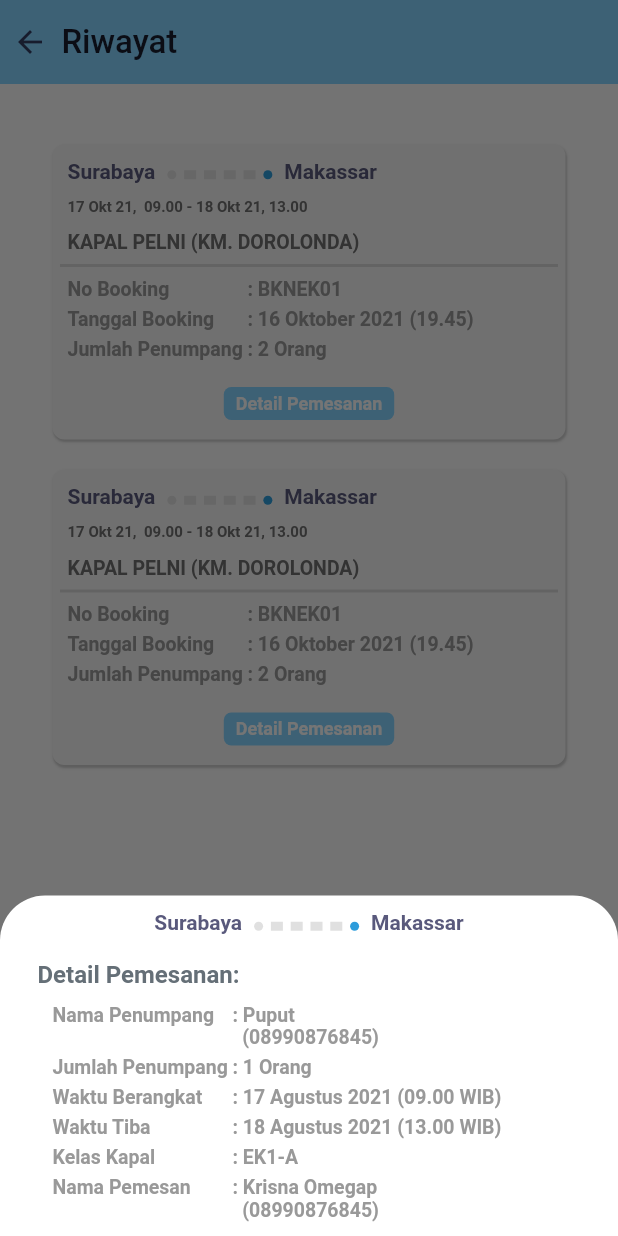
After one commit to rapn17/pelindo-travel, a Flutter app: the RiwayatScreen screen opened by its route, after a tap on "Detail Pemesanan", on a phone screen of 412 x 824 dp. The commit adds this screen. Run offline on Flutter 3.47's test engine with Material 2 defaults, Android fonts, the phone set to English and light mode, and no system bars; our stand-ins replace barcode_widget, expandable, flutter_svg, pin_code_fields; Roboto replaces fonts that are missing (Arial, Poppins); project files that could hold a hidden picture were left out.

Commit message:
Sementara mungkin DONE

```diff
--- a/lib/screen/jenis_kapal/jenis_kapal_screen.dart
+++ b/lib/screen/jenis_kapal/jenis_kapal_screen.dart
@@ -44,6 +44,9 @@ class _JenisKapalScreenState extends State<JenisKapalScreen> {
           ),
         ),
         elevation: 0,
+        // actions: [
+        //   IconButton(onPressed: () {}, icon: Icon(Icons.list_rounded, color: Color(0xff181D2D),),),
+        // ],
       ),
       body: Container(
         margin:
--- /dev/null
+++ b/lib/screen/riwayat/component/body_empty_riwayat.dart
@@ -0,0 +1,51 @@
+import 'package:flutter/material.dart';
+
+import '../../../size_config.dart';
+
+class BodyEmptyRiwayat extends StatelessWidget {
+  const BodyEmptyRiwayat({ Key? key }) : super(key: key);
+
+  @override
+  Widget build(BuildContext context) {
+    return Container(
+        height: SizeConfig.screenHeight!,
+        child: Column(
+          crossAxisAlignment: CrossAxisAlignment.center,
+          children: [
+            Spacer(),
+            Container(
+              height: getProportionateScreenHeight(304),
+              decoration: BoxDecoration(
+                image: DecorationImage(
+                  fit: BoxFit.contain,
+                  image: AssetImage('assets/images/riwayat_kosong.png'),
+                ),
+              ),
+            ),
+            Spacer(),
+            Text(
+              'OOPPSS!!!',
+              style: TextStyle(
+                color: Color(0xff333E63),
+                fontSize: 14,
+                fontWeight: FontWeight.w700,
+                fontFamily: 'Poppins',
+              ),
+            ),
+            VerticalSpacing(),
+            Text(
+              'Anda belum memiliki Tiket, silahkan \nmelakukan pemesanan tiket terdahulu!!',
+              style: TextStyle(
+                color: Color(0xff333E63),
+                fontSize: 12,
+                fontWeight: FontWeight.w700,
+                fontFamily: 'Poppins',
+                height: 1.9,
+              ),
+            ),
+            Spacer(flex: 2),
+          ],
+        ),
+      );
+  }
+}
--- /dev/null
+++ b/lib/screen/riwayat/component/body_have_riwayat.dart
@@ -0,0 +1,78 @@
+import 'package:flutter/material.dart';
+import 'package:pelindo_travel/screen/riwayat/component/kota_asal_tujuan_widget.dart';
+import 'package:pelindo_travel/screen/riwayat/component/modal_detail_pemesanan.dart';
+import 'package:pelindo_travel/screen/riwayat/component/riwayat_item_widget.dart';
+
+class BodyHaveRiwayat extends StatelessWidget {
+  const BodyHaveRiwayat({
+    Key? key,
+  }) : super(key: key);
+
+  @override
+  Widget build(BuildContext context) {
+    return SingleChildScrollView(
+      child: Container(
+        padding: EdgeInsets.symmetric(vertical: 40, horizontal: 35),
+        // height: SizeConfig.screenHeight!,
+        child: Column(
+          crossAxisAlignment: CrossAxisAlignment.start,
+          children: [
+            RiwayatItemWidget(
+              kotaAsal: 'Surabaya',
+              kotaTujuan: 'Makassar',
+              waktu: '17 Okt 21,  09.00 - 18 Okt 21, 13.00',
+              namaKapal: 'KAPAL PELNI (KM. DOROLONDA)',
+              noBooking: 'BKNEK01',
+              tanggalBooking: '16 Oktober 2021 (19.45)',
+              jumlahPenumpang: '2',
+              press: () {
+                showModalBottomSheet(
+                  isScrollControlled: true,
+                  backgroundColor: Colors.transparent,
+                  context: context,
+                  builder: (context) {
+                    return buildModalDetailPemesanan(context);
+                  },
+                );
+              },
+            ),
+            RiwayatItemWidget(
+              kotaAsal: 'Surabaya',
+              kotaTujuan: 'Makassar',
+              waktu: '17 Okt 21,  09.00 - 18 Okt 21, 13.00',
+              namaKapal: 'KAPAL PELNI (KM. DOROLONDA)',
+              noBooking: 'BKNEK01',
+              tanggalBooking: '16 Oktober 2021 (19.45)',
+              jumlahPenumpang: '2',
+              press: () {
+                showModalBottomSheet(
+                  isScrollControlled: true,
+                  backgroundColor: Colors.transparent,
+                  context: context,
+                  builder: (context) {
+                    return buildModalDetailPemesanan(context);
+                  },
+                );
+              },
+            ),
+          ],
+        ),
+      ),
+    );
+  }
+}
+
+Widget buildModalDetailPemesanan(context) {
+  return makeDismissible(
+    context,
+    child: ModalDetailPemesanan(),
+  );
+}
+
+Widget makeDismissible(context, {required Widget child}) {
+  return GestureDetector(
+    behavior: HitTestBehavior.opaque,
+    onTap: () => Navigator.of(context).pop(),
+    child: GestureDetector(onTap: () {}, child: child),
+  );
+}
--- /dev/null
+++ b/lib/screen/riwayat/component/kota_asal_tujuan_widget.dart
@@ -0,0 +1,42 @@
+import 'package:flutter/material.dart';
+import 'package:pelindo_travel/screen/ringkasan_pemesanan/component/line_dot.dart';
+
+class KotaAsalTujuanWidget extends StatelessWidget {
+  final kotaAsal;
+  final kotaTujuan;
+  const KotaAsalTujuanWidget({
+    Key? key,
+    required this.kotaAsal,
+    required this.kotaTujuan,
+  }) : super(key: key);
+
+  @override
+  Widget build(BuildContext context) {
+    return Row(
+      mainAxisSize: MainAxisSize.min,
+      children: [
+        Text(
+          '$kotaAsal',
+          style: TextStyle(
+            color: Color(0xff59597C),
+            fontSize: 14,
+            fontWeight: FontWeight.w700,
+            fontFamily: 'Arial',
+          ),
+        ),
+        SizedBox(width: 8),
+        LineDotWidget(),
+        SizedBox(width: 8),
+        Text(
+          '$kotaTujuan',
+          style: TextStyle(
+            color: Color(0xff59597C),
+            fontSize: 14,
+            fontWeight: FontWeight.w700,
+            fontFamily: 'Arial',
+          ),
+        ),
+      ],
+    );
+  }
+}
--- /dev/null
+++ b/lib/screen/riwayat/component/modal_detail_pemesanan.dart
@@ -0,0 +1,260 @@
+import 'package:flutter/material.dart';
+import 'package:pelindo_travel/screen/riwayat/component/kota_asal_tujuan_widget.dart';
+
+class ModalDetailPemesanan extends StatelessWidget {
+  const ModalDetailPemesanan({
+    Key? key,
+  }) : super(key: key);
+
+  @override
+  Widget build(BuildContext context) {
+    return Container(
+      padding: EdgeInsets.symmetric(vertical: 10, horizontal: 25),
+      decoration: BoxDecoration(
+        color: Colors.white,
+        borderRadius: BorderRadius.vertical(
+          top: Radius.circular(30),
+        ),
+      ),
+      child: Column(
+        mainAxisSize: MainAxisSize.min,
+        children: [
+          KotaAsalTujuanWidget(
+            kotaAsal: 'Surabaya',
+            kotaTujuan: 'Makassar',
+          ),
+          SizedBox(height: 17),
+          Container(
+            alignment: Alignment.centerLeft,
+              padding: EdgeInsets.only(bottom: 10),
+              child: Text(
+                'Detail Pemesanan: ',
+                style: TextStyle(
+                  color: Color(0xff656F77),
+                  fontSize: 16,
+                  fontWeight: FontWeight.w700,
+                  fontFamily: 'Roboto',
+                ),
+              ),
+            ),
+            Container(
+              padding: EdgeInsets.only(left: 10),
+              child: Column(
+                children: [
+                  Row(
+                    crossAxisAlignment: CrossAxisAlignment.start,
+                    children: [
+                      Container(
+                        width: 120,
+                        child: Text(
+                          'Nama Penumpang',
+                          style: TextStyle(
+                            color: Color(0xff999999),
+                            fontSize: 13,
+                            fontWeight: FontWeight.w700,
+                            fontFamily: 'Poppins',
+                          ),
+                        ),
+                      ),
+                      Expanded(
+                        child: Container(
+                          child: Column(
+                            crossAxisAlignment: CrossAxisAlignment.start,
+                            children: [
+                              Text(
+                                ': Puput',
+                                style: TextStyle(
+                                  color: Color(0xff999999),
+                                  fontSize: 13,
+                                  fontWeight: FontWeight.w700,
+                                  fontFamily: 'Poppins',
+                                ),
+                              ),
+                              Text(
+                                '  (08990876845)',
+                                style: TextStyle(
+                                  color: Color(0xff999999),
+                                  fontSize: 13,
+                                  fontWeight: FontWeight.w700,
+                                  fontFamily: 'Poppins',
+                                ),
+                              ),
+                            ],
+                          ),
+                        ),
+                      ),
+                    ],
+                  ),
+                  SizedBox(height: 5),
+                  Row(
+                    children: [
+                      Container(
+                        width: 120,
+                        child: Text(
+                          'Jumlah Penumpang',
+                          style: TextStyle(
+                            color: Color(0xff999999),
+                            fontSize: 13,
+                            fontWeight: FontWeight.w700,
+                            fontFamily: 'Poppins',
+                          ),
+                        ),
+                      ),
+                      Expanded(
+                        child: Container(
+                          child: Text(
+                            ': 1 Orang',
+                            style: TextStyle(
+                              color: Color(0xff999999),
+                              fontSize: 13,
+                              fontWeight: FontWeight.w700,
+                              fontFamily: 'Poppins',
+                            ),
+                          ),
+                        ),
+                      ),
+                    ],
+                  ),
+                  SizedBox(height: 5),
+                  Row(
+                    children: [
+                      Container(
+                        width: 120,
+                        child: Text(
+                          'Waktu Berangkat',
+                          style: TextStyle(
+                            color: Color(0xff999999),
+                            fontSize: 13,
+                            fontWeight: FontWeight.w700,
+                            fontFamily: 'Poppins',
+                          ),
+                        ),
+                      ),
+                      Expanded(
+                        child: Container(
+                          child: Text(
+                            ': 17 Agustus 2021 (09.00 WIB)',
+                            style: TextStyle(
+                              color: Color(0xff999999),
+                              fontSize: 13,
+                              fontWeight: FontWeight.w700,
+                              fontFamily: 'Poppins',
+                            ),
+                          ),
+                        ),
+                      ),
+                    ],
+                  ),
+                  SizedBox(height: 5),
+                  Row(
+                    children: [
+                      Container(
+                        width: 120,
+                        child: Text(
+                          'Waktu Tiba',
+                          style: TextStyle(
+                            color: Color(0xff999999),
+                            fontSize: 13,
+                            fontWeight: FontWeight.w700,
+                            fontFamily: 'Poppins',
+                          ),
+                        ),
+                      ),
+                      Expanded(
+                        child: Container(
+                          child: Text(
+                            ': 18 Agustus 2021 (13.00 WIB)',
+                            style: TextStyle(
+                              color: Color(0xff999999),
+                              fontSize: 13,
+                              fontWeight: FontWeight.w700,
+                              fontFamily: 'Poppins',
+                            ),
+                          ),
+                        ),
+                      ),
+                    ],
+                  ),
+                  SizedBox(height: 5),
+                  Row(
+                    children: [
+                      Container(
+                        width: 120,
+                        child: Text(
+                          'Kelas Kapal',
+                          style: TextStyle(
+                            color: Color(0xff999999),
+                            fontSize: 13,
+                            fontWeight: FontWeight.w700,
+                            fontFamily: 'Poppins',
+                          ),
+                        ),
+                      ),
+                      Expanded(
+                        child: Container(
+                          child: Text(
+                            ': EK1-A',
+                            style: TextStyle(
+                              color: Color(0xff999999),
+                              fontSize: 13,
+                              fontWeight: FontWeight.w700,
+                              fontFamily: 'Poppins',
+                            ),
+                          ),
+                        ),
+                      ),
+                    ],
+                  ),
+                  SizedBox(height: 5),
+                  Row(
+                    crossAxisAlignment: CrossAxisAlignment.start,
+                    children: [
+                      Container(
+                        width: 120,
+                        child: Text(
+                          'Nama Pemesan',
+                          style: TextStyle(
+                            color: Color(0xff999999),
+                            fontSize: 13,
+                            fontWeight: FontWeight.w700,
+                            fontFamily: 'Poppins',
+                          ),
+                        ),
+                      ),
+                      Expanded(
+                        child: Container(
+                          child: Column(
+                            crossAxisAlignment: CrossAxisAlignment.start,
+                            children: [
+                              Text(
+                                ': Krisna Omegap',
+                                style: TextStyle(
+                                  color: Color(0xff999999),
+                                  fontSize: 13,
+                                  fontWeight: FontWeight.w700,
+                                  fontFamily: 'Poppins',
+                                ),
+                              ),
+                              Text(
+                                '  (08990876845)',
+                                style: TextStyle(
+                                  color: Color(0xff999999),
+                                  fontSize: 13,
+                                  fontWeight: FontWeight.w700,
+                                  fontFamily: 'Poppins',
+                                ),
+                              ),
+                            ],
+                          ),
+                        ),
+                      ),
+                    ],
+                  ),
+                ],
+              ),
+            ),
+        ],
+      ),
+    );
+  }
+}
--- /dev/null
+++ b/lib/screen/riwayat/component/riwayat_item_widget.dart
@@ -0,0 +1,214 @@
+import 'package:flutter/material.dart';
+import 'package:pelindo_travel/screen/riwayat/component/kota_asal_tujuan_widget.dart';
+
+import '../../../app_color.dart';
+
+class RiwayatItemWidget extends StatelessWidget {
+  final kotaAsal;
+  final kotaTujuan;
+  final waktu;
+  final namaKapal;
+  final noBooking;
+  final tanggalBooking;
+  final jumlahPenumpang;
+  final press;
+
+  const RiwayatItemWidget({
+    Key? key,
+    required this.kotaAsal,
+    required this.kotaTujuan,
+    required this.waktu,
+    required this.namaKapal,
+    required this.noBooking,
+    required this.tanggalBooking,
+    required this.jumlahPenumpang,
+    required this.press,
+  }) : super(key: key);
+
+  @override
+  Widget build(BuildContext context) {
+    return Container(
+      // padding: EdgeInsets.all(10),
+      margin: EdgeInsets.only(bottom: 20),
+      decoration: BoxDecoration(
+        color: Color(0xffF5F5F5),
+        borderRadius: BorderRadius.circular(8),
+        boxShadow: [
+          BoxShadow(
+            color: Colors.grey.withOpacity(0.5),
+            blurRadius: 0.5,
+            offset: Offset(0.5, 1.5),
+          ),
+        ],
+      ),
+      child: Column(
+        crossAxisAlignment: CrossAxisAlignment.start,
+        children: [
+          Padding(
+            padding: const EdgeInsets.only(left: 10),
+            child: Column(
+              crossAxisAlignment: CrossAxisAlignment.start,
+              children: [
+                SizedBox(height: 10),
+                Row(
+                  children: [
+                    KotaAsalTujuanWidget(
+                      kotaAsal: kotaAsal,
+                      kotaTujuan: kotaTujuan,
+                    ),
+                  ],
+                ),
+                SizedBox(height: 10),
+                Text(
+                  waktu,
+                  style: TextStyle(
+                    color: Color(0xff707070),
+                    fontSize: 10,
+                    fontWeight: FontWeight.w700,
+                    fontFamily: 'Arial',
+                  ),
+                ),
+                SizedBox(height: 10),
+                Text(
+                  namaKapal,
+                  style: TextStyle(
+                    color: Color(0xff707070),
+                    fontSize: 13,
+                    fontWeight: FontWeight.w700,
+                    fontFamily: 'Poppins',
+                  ),
+                ),
+              ],
+            ),
+          ),
+          Divider(
+            thickness: 2,
+            indent: 5,
+            endIndent: 5,
+          ),
+          Padding(
+            padding: const EdgeInsets.only(left: 10),
+            child: Column(
+              children: [
+                Row(
+                  children: [
+                    Container(
+                      width: 120,
+                      child: Text(
+                        'No Booking',
+                        style: TextStyle(
+                          color: Color(0xff999999),
+                          fontSize: 13,
+                          fontWeight: FontWeight.w700,
+                          fontFamily: 'Poppins',
+                        ),
+                      ),
+                    ),
+                    Expanded(
+                      child: Container(
+                        child: Text(
+                          ': $noBooking',
+                          style: TextStyle(
+                            color: Color(0xff999999),
+                            fontSize: 13,
+                            fontWeight: FontWeight.w700,
+                            fontFamily: 'Poppins',
+                          ),
+                        ),
+                      ),
+                    ),
+                  ],
+                ),
+                SizedBox(height: 5),
+                Row(
+                  crossAxisAlignment: CrossAxisAlignment.start,
+                  children: [
+                    Container(
+                      width: 120,
+                      child: Text(
+                        'Tanggal Booking',
+                        style: TextStyle(
+                          color: Color(0xff999999),
+                          fontSize: 13,
+                          fontWeight: FontWeight.w700,
+                          fontFamily: 'Poppins',
+                        ),
+                      ),
+                    ),
+                    Expanded(
+                      child: Container(
+                        child: Text(
+                          ': $tanggalBooking',
+                          style: TextStyle(
+                            color: Color(0xff999999),
+                            fontSize: 13,
+                            fontWeight: FontWeight.w700,
+                            fontFamily: 'Poppins',
+                          ),
+                        ),
+                      ),
+                    ),
+                  ],
+                ),
+                SizedBox(height: 5),
+                Row(
+                  children: [
+                    Container(
+                      width: 120,
+                      child: Text(
+                        'Jumlah Penumpang',
+                        style: TextStyle(
+                          color: Color(0xff999999),
+                          fontSize: 13,
+                          fontWeight: FontWeight.w700,
+                          fontFamily: 'Poppins',
+                        ),
+                      ),
+                    ),
+                    Expanded(
+                      child: Container(
+                        child: Text(
+                          ': $jumlahPenumpang Orang',
+                          style: TextStyle(
+                            color: Color(0xff999999),
+                            fontSize: 13,
+                            fontWeight: FontWeight.w700,
+                            fontFamily: 'Poppins',
+                          ),
+                        ),
+                      ),
+                    ),
+                  ],
+                ),
+                SizedBox(height: 5),
+              ],
+            ),
+          ),
+          Align(
+            alignment: Alignment.center,
+            child: TextButton(
+              onPressed: press,
+              child: Container(
+                padding: EdgeInsets.symmetric(vertical: 4, horizontal: 8),
+                // width: 150,
+                // height: 20,
+                decoration: BoxDecoration(
+                    color: colorPrimary,
+                    borderRadius: BorderRadius.circular(5)),
+                child: Text(
+                  'Detail Pemesanan',
+                  style: TextStyle(
+                    color: Color(0xffffffff),
+                    fontSize: 12,
+                    fontWeight: FontWeight.w600,
+                    fontFamily: 'Poppins',
+                  ),
+                ),
+              ),
+            ),
+          ),
+        ],
+      ),
+    );
+  }
+}
--- a/lib/screen/riwayat/riwayat_screen.dart
+++ b/lib/screen/riwayat/riwayat_screen.dart
@@ -1,7 +1,8 @@
 import 'dart:ui';
 
 import 'package:flutter/material.dart';
-import 'package:pelindo_travel/size_config.dart';
+import 'package:pelindo_travel/screen/riwayat/component/body_empty_riwayat.dart';
+import 'package:pelindo_travel/screen/riwayat/component/body_have_riwayat.dart';
 
 class RiwayatScreen extends StatefulWidget {
   const RiwayatScreen({Key? key}) : super(key: key);
@@ -11,6 +12,13 @@ class RiwayatScreen extends StatefulWidget {
 }
 
 class _RiwayatScreenState extends State<RiwayatScreen> {
+  bool haveRiwayat = true;
+
+  var body = [
+    BodyEmptyRiwayat(),
+    BodyHaveRiwayat(),
+  ];
+
   @override
   Widget build(BuildContext context) {
     return Scaffold(
@@ -39,46 +47,7 @@ class _RiwayatScreenState extends State<RiwayatScreen> {
         ),
         elevation: 0,
       ),
-      body: Container(
-        height: SizeConfig.screenHeight!,
-        child: Column(
-          crossAxisAlignment: CrossAxisAlignment.center,
-          children: [
-            Spacer(),
-            Container(
-              height: getProportionateScreenHeight(304),
-              decoration: BoxDecoration(
-                image: DecorationImage(
-                  fit: BoxFit.contain,
-                  image: AssetImage('assets/images/riwayat_kosong.png'),
-                ),
-              ),
-            ),
-            Spacer(),
-            Text(
-              'OOPPSS!!!',
-              style: TextStyle(
-                color: Color(0xff333E63),
-                fontSize: 14,
-                fontWeight: FontWeight.w700,
-                fontFamily: 'Poppins',
-              ),
-            ),
-            VerticalSpacing(),
-            Text(
-              'Anda belum memiliki Tiket, silahkan \nmelakukan pemesanan tiket terdahulu!!',
-              style: TextStyle(
-                color: Color(0xff333E63),
-                fontSize: 12,
-                fontWeight: FontWeight.w700,
-                fontFamily: 'Poppins',
-                height: 1.9,
-              ),
-            ),
-            Spacer(flex: 2),
-          ],
-        ),
-      ),
+      body: haveRiwayat ? body[1] : body[0],
     );
   }
 }
--- a/lib/screen/tiket/component/body_have_tiket.dart
+++ b/lib/screen/tiket/component/body_have_tiket.dart
@@ -57,13 +57,17 @@ class BodyHaveTiket extends StatelessWidget {
               namaPenumpang: 'Sri Rahayu',
               jenisIdentitas: 'KTP',
               nomorIdentitas: '3589893487890002',
-              press: () {},
+              press: () {
+                Navigator.pushNamed(context, '/detail-tiket');
+              },
             ),
             DataPenumpangWidget(
               namaPenumpang: 'Sri Rahayu',
               jenisIdentitas: 'KTP',
               nomorIdentitas: '3589893487890002',
-              press: () {},
+              press: () {
+                Navigator.pushNamed(context, '/detail-tiket');
+              },
             ),
             DataPenumpangWidget(
               namaPenumpang: 'Bayu',
```
Lines whose indentation alone changed are shown as unchanged.
